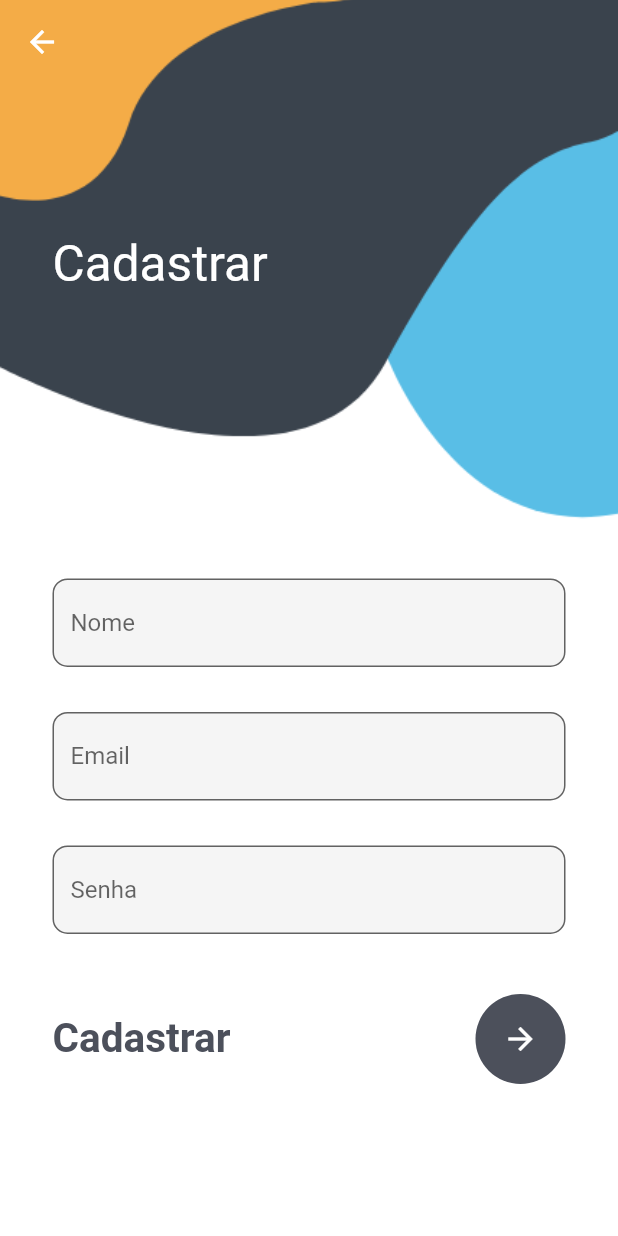
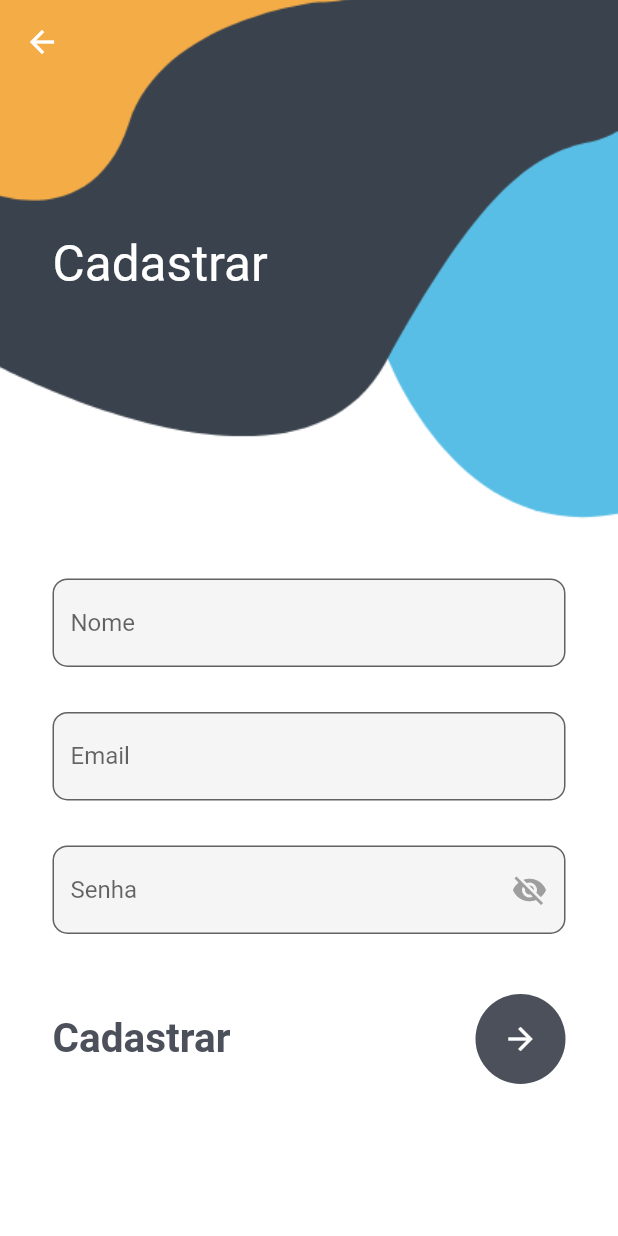
Before and after one commit to DiegoRS2/app-movies, a Flutter app: the screen it shows after launch, after a tap on "Cadastrar-se", on a phone screen of 412 x 824 dp. Run offline on Flutter 3.47's test engine with Material 2 defaults, Android fonts, the phone set to English and light mode, and no system bars; our stand-ins replace animated_splash_screen, firebase_auth, firebase_core, google_fonts, lottie, page_transition; missing offline and left inert: tmdb_api; accounts and stored records are empty; network calls fail.

Commit message:
melhorias na requisição

```diff
--- a/app_filmes/lib/cadastro_page.dart
+++ b/app_filmes/lib/cadastro_page.dart
@@ -17,6 +17,8 @@ class _CadastroPageState extends State<CadastroPage> {
   final _emailController = TextEditingController();
   final _passwordController = TextEditingController();
   final _firebaseAuth = FirebaseAuth.instance;
+  bool _showPassword = false;
+
   @override
   Widget build(BuildContext context) {
     return Container(
@@ -72,13 +74,27 @@ class _CadastroPageState extends State<CadastroPage> {
                 ),
                 TextField(
                   controller: _passwordController,
-                  obscureText: true,
+                  obscureText:  _showPassword == false ? true: false,
                   decoration: InputDecoration(
-                      fillColor: Colors.grey.shade100,
-                      filled: true,
-                      hintText: 'Senha',
-                      border: OutlineInputBorder(
-                          borderRadius: BorderRadius.circular(10))),
+                    fillColor: Colors.grey.shade100,
+                    filled: true,
+                    hintText: 'Senha',
+                    border: OutlineInputBorder(
+                        borderRadius: BorderRadius.circular(10)),
+                    suffixIcon: GestureDetector(
+                      child: Icon(
+                        _showPassword == false
+                            ? Icons.visibility_off
+                            : Icons.visibility,
+                        color: Colors.grey,
+                      ),
+                      onTap: () {
+                        setState(() {
+                          _showPassword = !_showPassword;
+                        });
+                      },
+                    ),
+                  ),
                 ),
                 const SizedBox(
                   height: 40,
@@ -102,6 +118,7 @@ class _CadastroPageState extends State<CadastroPage> {
                         onPressed: () {
                           cadastra();
                         },
+
                         icon: const Icon(Icons.arrow_forward),
                       ),
                     )
@@ -160,7 +177,7 @@ class _CadastroPageState extends State<CadastroPage> {
         registraErros('Ops! Este email já foi cadastrado');
       } else if (e.code.toString() == "invalid-email") {
         registraErros('Ops! Email inválido');
-      }else if(e.code.toString() == "internal-error"){
+      } else if (e.code.toString() == "internal-error") {
         registraErros("Ops! Parece que estão faltando alguns dados");
       }
     }
--- a/app_filmes/lib/login_page.dart
+++ b/app_filmes/lib/login_page.dart
@@ -14,6 +14,7 @@ class _LoginPage extends State<LoginPage> {
   final _emailController = TextEditingController();
   final _passwordController = TextEditingController();
   final _firebaseAuth = FirebaseAuth.instance;
+  bool _showPassword = false;
 
   @override
   Widget build(BuildContext context) {
@@ -53,14 +54,24 @@ class _LoginPage extends State<LoginPage> {
                 ),
                 TextField(
                   controller: _passwordController,
-                  obscureText: true,
+                  obscureText: _showPassword == false ? true: false,
+
                   decoration: InputDecoration(
                     fillColor: Colors.grey.shade100,
                     filled: true,
                     hintText: 'Senha',
                     border: OutlineInputBorder(
-                    borderRadius: BorderRadius.circular(10))
+                    borderRadius: BorderRadius.circular(10)),
+                    suffixIcon: GestureDetector(
+                      child: Icon(_showPassword == false ? Icons.visibility_off: Icons.visibility, color: Colors.grey,),
+                      onTap: (){
+                        setState(() {
+                          _showPassword = !_showPassword;
+                        });
+                      },
+                    ),
                   ),
+
                 ),
                 const SizedBox(height: 40,),
                 Row(
@@ -75,6 +86,7 @@ class _LoginPage extends State<LoginPage> {
                       child: IconButton(
                         color: Colors.white,
                         onPressed: () {
+
                           login();
                         },
                         icon: const Icon(Icons.arrow_forward),
@@ -103,6 +115,12 @@ class _LoginPage extends State<LoginPage> {
         ),
       ),
     );
+  }
+
+  void httpJob(AnimationController controller) async {
+    controller.forward();
+    await Future.delayed(Duration(seconds: 3), () {});
+    controller.reset();
   }
 
   registraErros(String mensagem) {
```
Also changed, not shown: app_filmes/lib/description.dart (+7 -2 lines), app_filmes/lib/toprated.dart (+16 -1 lines), app_filmes/lib/trending.dart (+8 -9 lines).
